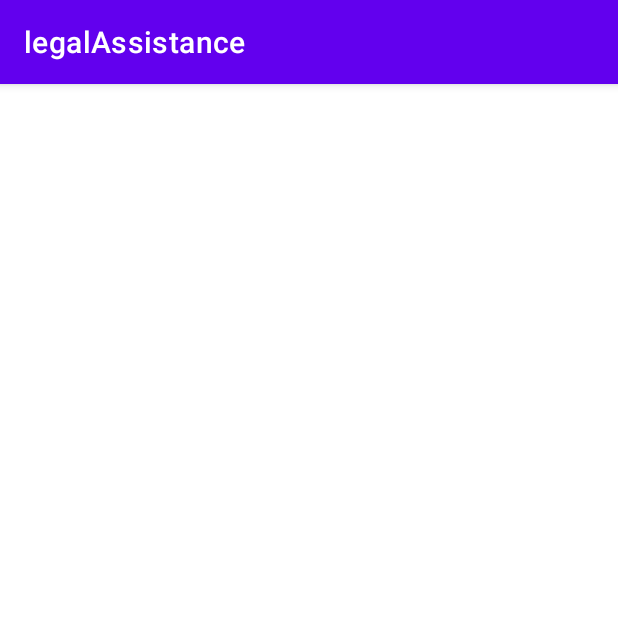
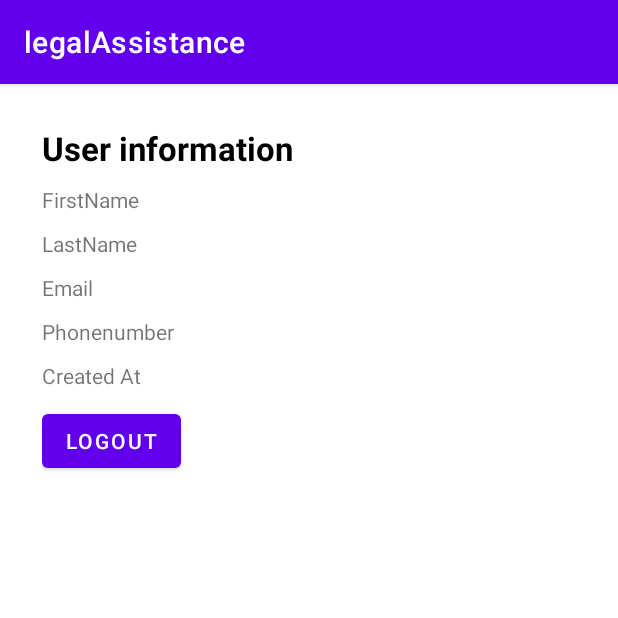
Before and after one commit to kelvinmayeye/legal_assistance_app, an Android app: the UserActivity screen opened directly, with no data from a screen before it, on a phone screen of 412 x 824 dp, the top half of it. Run offline under Robolectric (Android 15) with nearby library versions, the phone set to English and light mode, and no system bars.

Commit message:
user activity

```diff
--- a/app/src/main/java/com/example/legalassistance/LoginActivity.java
+++ b/app/src/main/java/com/example/legalassistance/LoginActivity.java
@@ -57,7 +57,9 @@ public class LoginActivity extends AppCompatActivity {
     }
 
     private void sendLogin() {
-        Toast.makeText(this,"send", Toast.LENGTH_LONG).show();
+        Intent intent = new Intent(this,UserActivity.class);
+        startActivity(intent);
+        finish();
     }
 
     private void alertFail(String s) {
--- a/app/src/main/java/com/example/legalassistance/UserActivity.java
+++ b/app/src/main/java/com/example/legalassistance/UserActivity.java
@@ -2,13 +2,47 @@ package com.example.legalassistance;
 
 import androidx.appcompat.app.AppCompatActivity;
 
+import android.content.Intent;
 import android.os.Bundle;
+import android.view.View;
+import android.widget.Button;
+import android.widget.TextView;
 
 public class UserActivity extends AppCompatActivity {
+    TextView tvFirstName,tvLastName,tvEmail,tvPhonenumber,tvCreatedAt;
+    Button btnLogout;
 
     @Override
     protected void onCreate(Bundle savedInstanceState) {
         super.onCreate(savedInstanceState);
         setContentView(R.layout.activity_user);
+
+        tvFirstName = findViewById(R.id.tvFirstName);
+        tvLastName = findViewById(R.id.tvLastName);
+        tvEmail = findViewById(R.id.tvEmail);
+        tvPhonenumber = findViewById(R.id.tvPhonenumber);
+        tvCreatedAt = findViewById(R.id.tvCreatedAt);
+        btnLogout = findViewById(R.id.btnLogout);
+
+        getUser();
+
+        btnLogout.setOnClickListener(new View.OnClickListener() {
+            @Override
+            public void onClick(View v) {
+                logout();
+            }
+        });
+
+    }
+
+
+    private void getUser() {
+
+    }
+
+    private void logout() {
+        Intent intent = new Intent(UserActivity.this,LoginActivity.class);
+        startActivity(intent);
+        finish();
     }
 }
--- a/app/src/main/res/layout/activity_user.xml
+++ b/app/src/main/res/layout/activity_user.xml
@@ -1,9 +1,70 @@
 <?xml version="1.0" encoding="utf-8"?>
-<androidx.constraintlayout.widget.ConstraintLayout xmlns:android="http://schemas.android.com/apk/res/android"
+<LinearLayout
+    xmlns:android="http://schemas.android.com/apk/res/android"
     xmlns:app="http://schemas.android.com/apk/res-auto"
     xmlns:tools="http://schemas.android.com/tools"
     android:layout_width="match_parent"
     android:layout_height="match_parent"
+    android:orientation="vertical"
+    android:padding="28dp"
     tools:context=".UserActivity">
 
-</androidx.constraintlayout.widget.ConstraintLayout>
+    <TextView
+        android:id="@+id/tvHeaderTitle"
+        android:layout_width="wrap_content"
+        android:layout_height="wrap_content"
+        android:layout_marginBottom="10dp"
+        android:text="User information"
+        android:textSize="22dp"
+        android:textStyle="bold"
+        android:textColor="@color/black"/>
+
+    <TextView
+        android:id="@+id/tvFirstName"
+        android:layout_width="wrap_content"
+        android:layout_height="wrap_content"
+        android:layout_marginBottom="10dp"
+        android:text="FirstName"
+        android:textSize="14dp" />
+
+    <TextView
+        android:id="@+id/tvLastName"
+        android:layout_width="wrap_content"
+        android:layout_height="wrap_content"
+        android:layout_marginBottom="10dp"
+        android:text="LastName"
+        android:textSize="14dp" />
+
+    <TextView
+        android:id="@+id/tvEmail"
+        android:layout_width="wrap_content"
+        android:layout_height="wrap_content"
+        android:layout_marginBottom="10dp"
+        android:text="Email"
+        android:textSize="14dp" />
+
+    <TextView
+        android:id="@+id/tvPhonenumber"
+        android:layout_width="wrap_content"
+        android:layout_height="wrap_content"
+        android:layout_marginBottom="10dp"
+        android:text="Phonenumber"
+        android:textSize="14dp" />
+
+    <TextView
+        android:id="@+id/tvCreatedAt"
+        android:layout_width="wrap_content"
+        android:layout_height="wrap_content"
+        android:layout_marginBottom="10dp"
+        android:text="Created At"
+        android:textSize="14dp" />
+
+
+
+    <Button
+        android:id="@+id/btnLogout"
+        android:layout_width="wrap_content"
+        android:layout_height="wrap_content"
+        android:text="Logout"/>
+
+</LinearLayout>
--- a/app/src/main/res/values/colors.xml
+++ b/app/src/main/res/values/colors.xml
@@ -7,4 +7,5 @@
     <color name="teal_700">#FF018786</color>
     <color name="black">#FF000000</color>
     <color name="white">#FFFFFFFF</color>
+    <color name="orange">#E49827</color>
 </resources>
--- a/app/src/main/res/values/themes.xml
+++ b/app/src/main/res/values/themes.xml
@@ -10,7 +10,7 @@
         <item name="colorSecondaryVariant">@color/teal_700</item>
         <item name="colorOnSecondary">@color/black</item>
         <!-- Status bar color. -->
-        <item name="android:statusBarColor">?attr/colorPrimaryVariant</item>
+        <item name="android:statusBarColor">#B0111519</item>
         <!-- Customize your theme here. -->
     </style>
 </resources>
```
